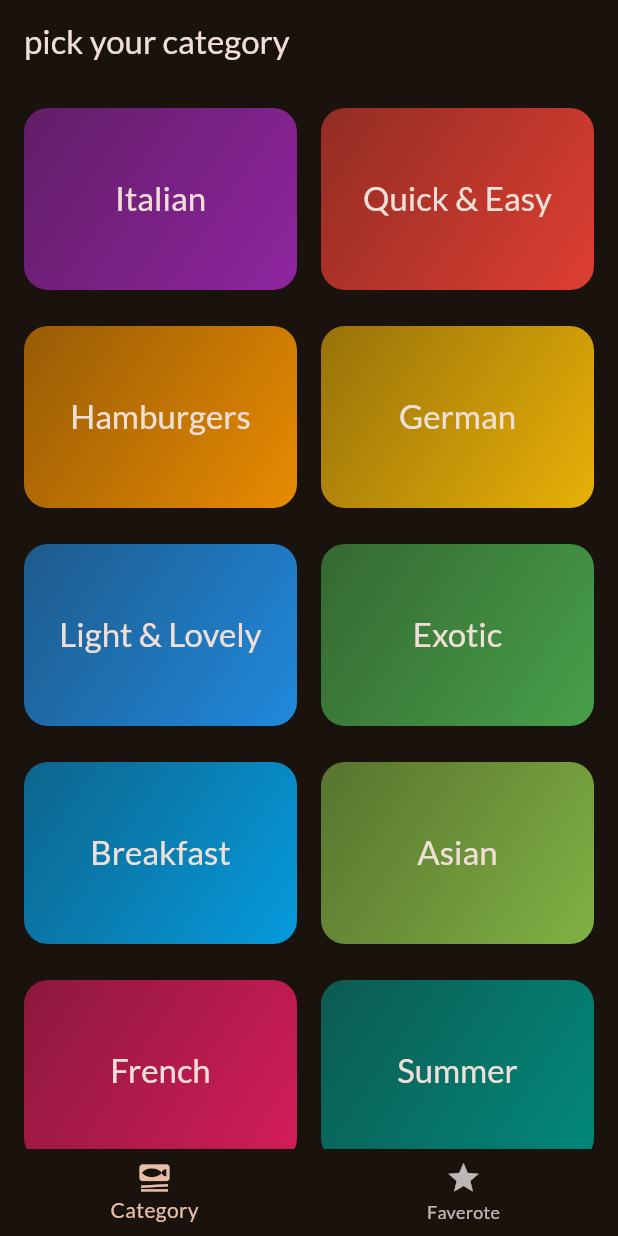
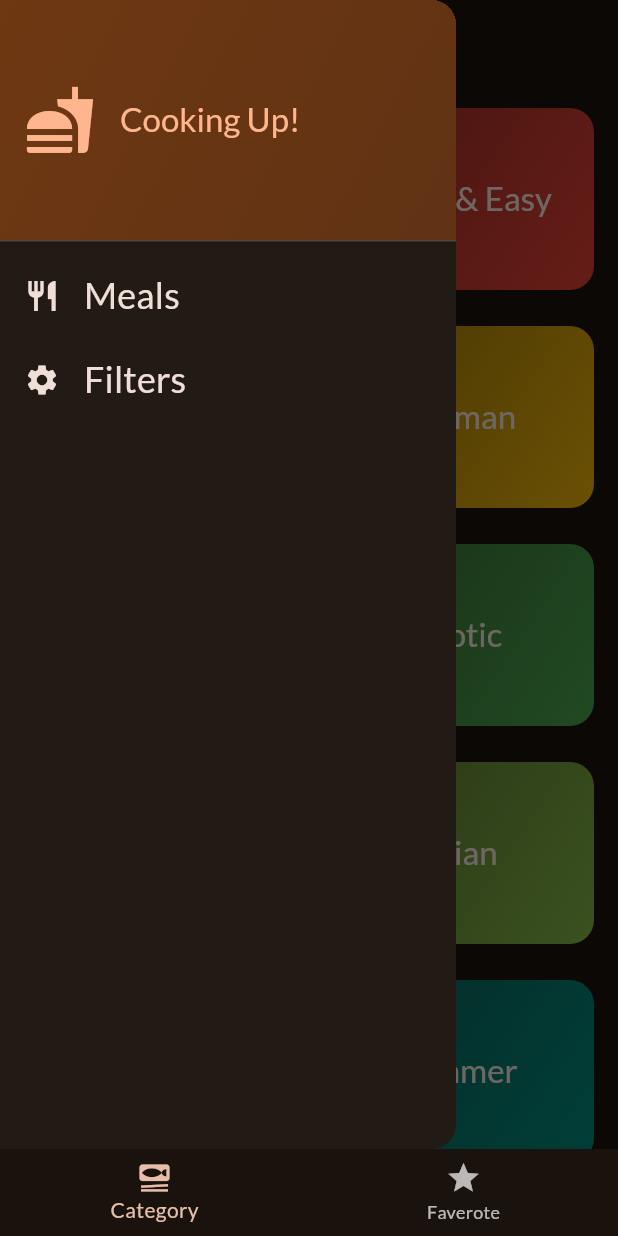
Before and after one commit to Masa97z/meal_app, a Flutter app: the screen it shows after launch, with the side drawer open (before the commit the screen has no drawer), on a phone screen of 412 x 824 dp. Run offline on Flutter 3.47's test engine with Material 2 defaults, Android fonts, the phone set to English and light mode, and no system bars; our stand-ins replace google_fonts, transparent_image.

Commit message:
add drawer screen

```diff
--- a/lib/screens/category_screen.dart
+++ b/lib/screens/category_screen.dart
@@ -4,11 +4,14 @@ import 'package:meal_app/models/category.dart';
 import 'package:meal_app/models/meal.dart';
 import 'package:meal_app/screens/meals_screen.dart';
 import 'package:meal_app/widgets/category_grid_item.dart';
+import 'package:meal_app/widgets/main_drwar.dart';
 
 class CatehoryScreen extends StatelessWidget {
   const CatehoryScreen({super.key,
   required this.onToggleFaveriote,
+    required this.onSelectScreen,
   });
+  final void Function(String identifire) onSelectScreen;
   final void Function(Meal meal) onToggleFaveriote;
 
   void _onSelectCategory(BuildContext context, Category catrgory) {
@@ -35,6 +38,7 @@ class CatehoryScreen extends StatelessWidget {
       appBar: AppBar(
         title: const Text('pick your category'),
       ),
+      drawer:  MainDrawer(onSelectScreen: onSelectScreen),
       body: GridView(
         padding: const EdgeInsets.all(16),
         gridDelegate: const SliverGridDelegateWithFixedCrossAxisCount(
--- a/lib/screens/tabs.dart
+++ b/lib/screens/tabs.dart
@@ -3,6 +3,7 @@ import 'package:meal_app/models/meal.dart';
 import 'package:meal_app/screens/category_screen.dart';
 import 'package:meal_app/screens/faverote_screen.dart';
 import 'package:meal_app/screens/meals_screen.dart';
+import 'package:meal_app/widgets/main_drwar.dart';
 
 class TabsScreen extends StatefulWidget {
   const TabsScreen({super.key});
@@ -45,20 +46,29 @@ class _TabsScreenState extends State<TabsScreen> {
       }
     });
   }
+  void setScreen(String identifire){
+    if (identifire == 'filter'){
+
+    }else {
+      Navigator.pop(context);
+    }
+  }
 
   @override
   Widget build(BuildContext context) {
     Widget activeScreen = CatehoryScreen(
       onToggleFaveriote: _toggleMealFaveiroteState,
+      onSelectScreen: setScreen,
     );
     if (_selectedIndex == 1) {
       activeScreen = MealsScreen(
-        title: "Faverate",
+        title: "Faverite",
         meals: _faverote,
         onToggleFaveriote: _toggleMealFaveiroteState,
       );
     }
     return Scaffold(
+
       body: activeScreen,
       bottomNavigationBar: BottomNavigationBar(
         currentIndex: _selectedIndex,
--- /dev/null
+++ b/lib/widgets/main_drwar.dart
@@ -0,0 +1,83 @@
+import 'package:flutter/material.dart';
+
+class MainDrawer extends StatelessWidget {
+  const MainDrawer({
+    super.key,
+    required this.onSelectScreen,
+  });
+  final void Function(String identifire) onSelectScreen;
+
+  @override
+  Widget build(BuildContext context) {
+    return Drawer(
+      child: Column(
+        children: [
+          DrawerHeader(
+              padding: const EdgeInsets.all(16),
+              decoration: BoxDecoration(
+                gradient: LinearGradient(
+                  colors: [
+                    Theme.of(context).colorScheme.primaryContainer,
+                    Theme.of(context)
+                        .colorScheme
+                        .primaryContainer
+                        .withOpacity(0.8),
+                  ],
+                  begin: Alignment.topLeft,
+                  end: Alignment.bottomRight,
+                ),
+              ),
+              child: Row(
+                children: [
+                  Icon(
+                    Icons.fastfood,
+                    size: 48,
+                    color: Theme.of(context).colorScheme.primary,
+                  ),
+                  const SizedBox(width: 16),
+                  Text(
+                    'Cooking Up!',
+                    style: Theme.of(context)
+                        .textTheme
+                        .titleLarge!
+                        .copyWith(color: Theme.of(context).colorScheme.primary),
+                  ),
+                ],
+              )),
+          ListTile(
+            leading: Icon(
+              Icons.restaurant,
+              size: 24,
+              color: Theme.of(context).colorScheme.onBackground,
+            ),
+            title: Text(
+              'Meals',
+              style: Theme.of(context).textTheme.titleSmall!.copyWith(
+                  color: Theme.of(context).colorScheme.onBackground,
+                  fontSize: 24),
+            ),
+            onTap: () {
+              onSelectScreen('meals');
+            },
+          ),
+          ListTile(
+            leading: Icon(
+              Icons.settings,
+              size: 24,
+              color: Theme.of(context).colorScheme.onBackground,
+            ),
+            title: Text(
+              'Filters',
+              style: Theme.of(context).textTheme.titleSmall!.copyWith(
+                  color: Theme.of(context).colorScheme.onBackground,
+                  fontSize: 24),
+            ),
+            onTap: () {
+              onSelectScreen('filter');
+            },
+          ),
+        ],
+      ),
+    );
+  }
+}
```
